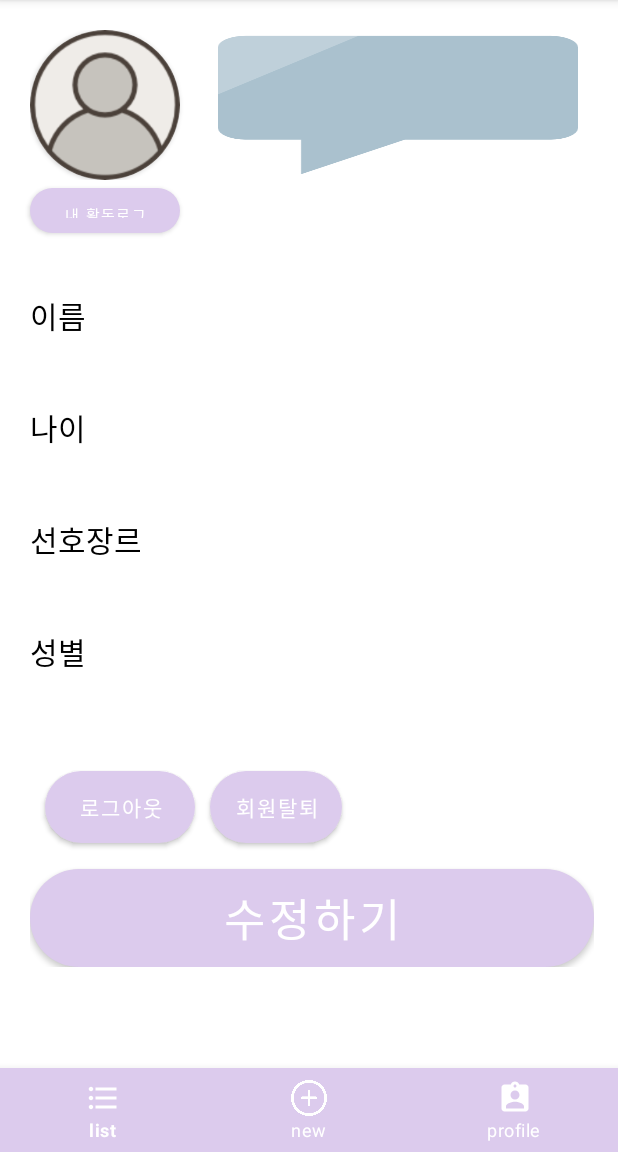
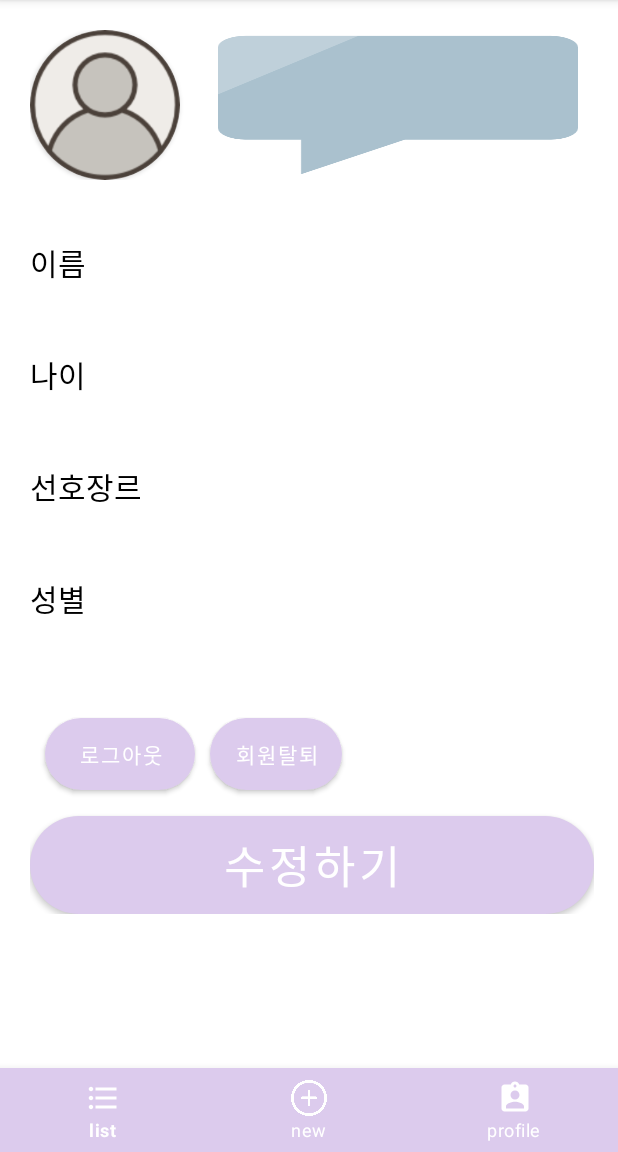
Before and after one commit to a07224/KirokHada, an Android app: the fragment ProfileFragment placed in its activity, on a phone screen of 412 x 824 dp, the part 84-1236 px from its top. Run offline under Robolectric (Android 15) with nearby library versions, the phone set to English and light mode, and no system bars; our stand-ins replace CircleImageView, Firebase (no records; nobody signed in at launch, a user with empty details on screens opened directly); pictures from the network do not load.

Commit message:
UI수정

```diff
--- a/app/src/main/res/layout/fragment_profile.xml
+++ b/app/src/main/res/layout/fragment_profile.xml
@@ -43,18 +43,6 @@
             android:background="@drawable/profile_intro"/>
 
     </LinearLayout>
-
-    <Button
-        android:id="@+id/btn_capture"
-        android:layout_marginLeft="20dp"
-        android:layout_marginTop="5dp"
-        android:layout_width="100dp"
-        android:layout_height="30dp"
-        android:background="@drawable/profile_btn"
-        android:gravity="center"
-        android:text="내 활동로그"
-        android:textColor="#ffffff"
-        android:textSize="10dp"></Button>
 
     <ScrollView
         android:layout_width="match_parent"
```
